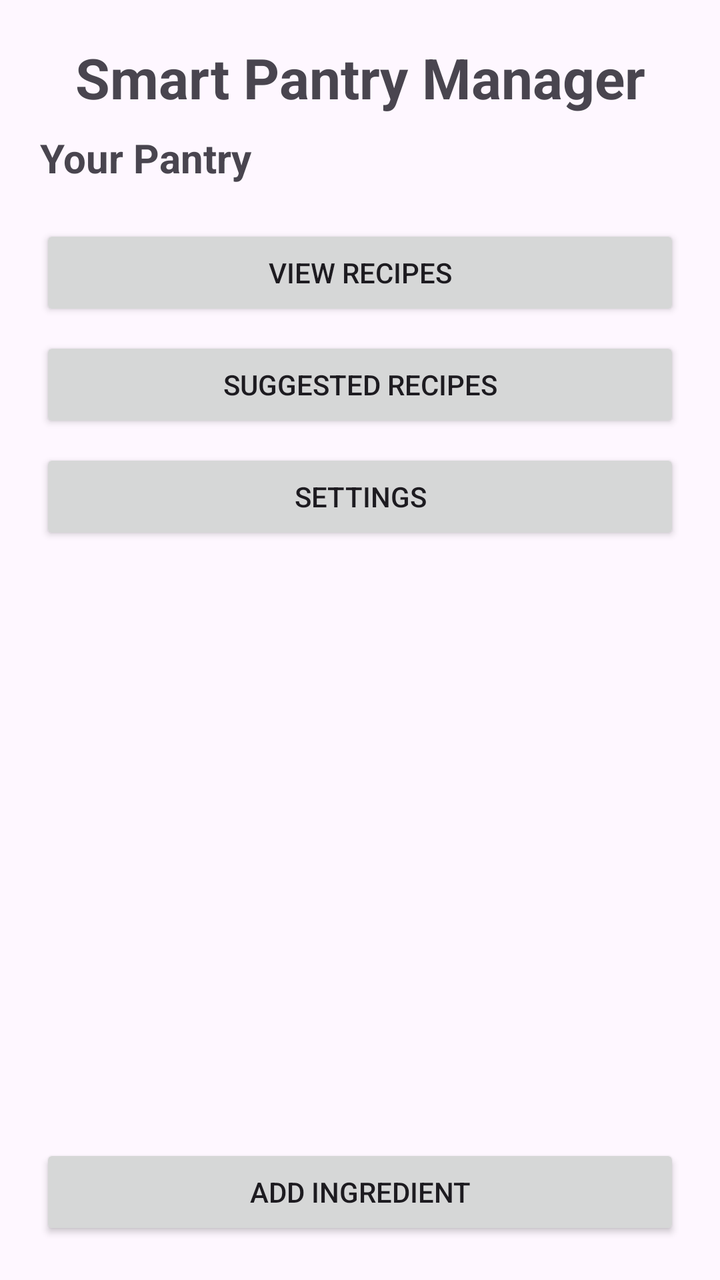
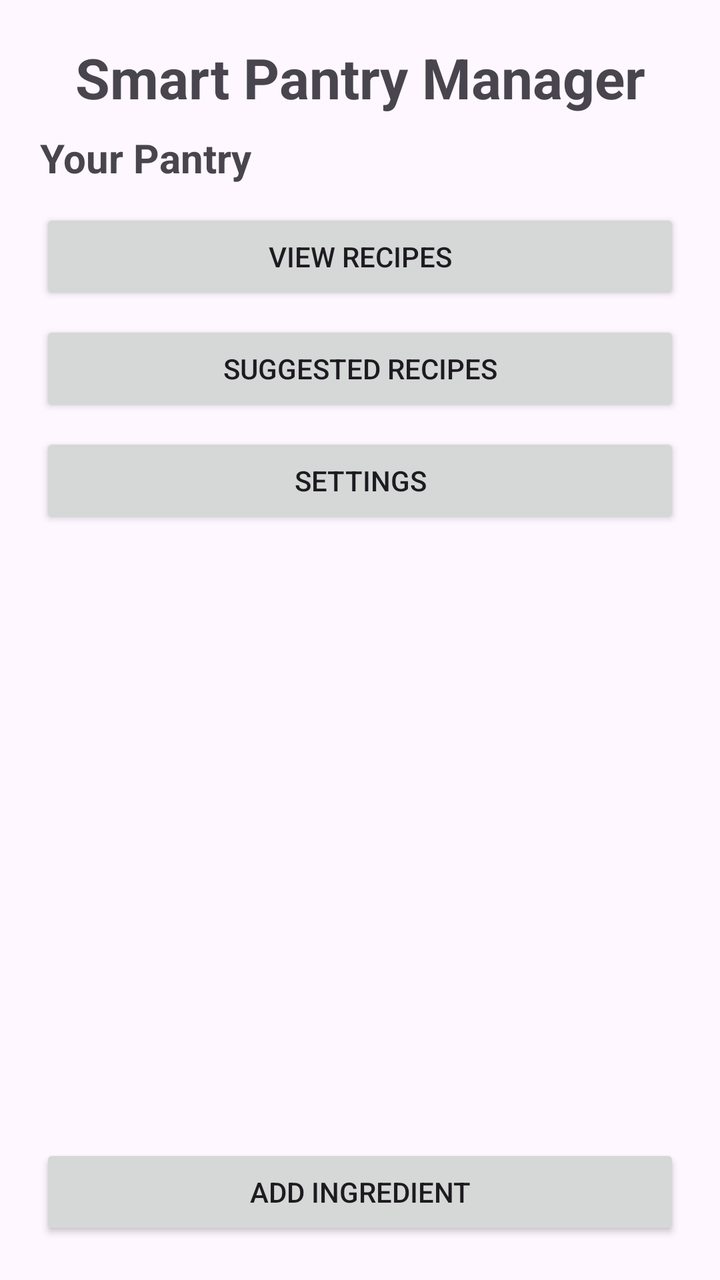

An Android layout rendered at two revisions. The XML below is the earlier revision; the diff shows what the commit changed to produce the second picture.
<!-- AndroidManifest.xml: application theme Theme.SmartPantryManager -->
<!-- res/layout/activity_main.xml -->
<?xml version="1.0" encoding="utf-8"?>
<LinearLayout xmlns:android="http://schemas.android.com/apk/res/android"
    xmlns:tools="http://schemas.android.com/tools"
    android:id="@+id/main"
    android:layout_width="match_parent"
    android:layout_height="match_parent"
    android:orientation="vertical"
    android:padding="20dp"
    tools:context=".MainActivity">

    <TextView
        android:layout_width="match_parent"
        android:layout_height="wrap_content"
        android:text="Smart Pantry Manager"
        android:textSize="28sp"
        android:textStyle="bold"
        android:gravity="center"
        android:layout_marginBottom="8dp" />

    <TextView
        android:layout_width="match_parent"
        android:layout_height="wrap_content"
        android:text="Your Pantry"
        android:textSize="20sp"
        android:textStyle="bold"
        android:layout_marginBottom="12dp" />
    <TextView
        android:id="@+id/emptyPantryTextView"
        android:layout_width="match_parent"
        android:layout_height="wrap_content"
        android:text="Your pantry is empty. Tap Add Ingredient to get started!"
        android:textSize="14sp"
        android:gravity="center"
        android:padding="12dp"
        android:visibility="gone" />
    <Button
        android:id="@+id/viewRecipesButton"
        android:layout_width="match_parent"
        android:layout_height="wrap_content"
        android:text="View Recipes"
        android:layout_marginTop="8dp" />
    <Button
        android:id="@+id/suggestedRecipesButton"
        android:layout_width="match_parent"
        android:layout_height="wrap_content"
        android:text="Suggested Recipes"
        android:layout_marginTop="8dp" />
    <Button
        android:id="@+id/settingsButton"
        android:layout_width="match_parent"
        android:layout_height="wrap_content"
        android:text="Settings"
        android:layout_marginTop="8dp" />

    <androidx.recyclerview.widget.RecyclerView
        android:id="@+id/pantryRecyclerView"
        android:layout_width="match_parent"
        android:layout_height="0dp"
        android:layout_weight="1"
        tools:listitem="@layout/item_pantry" />

    <Button
        android:id="@+id/addIngredientButton"
        android:layout_width="match_parent"
        android:layout_height="wrap_content"
        android:text="Add Ingredient"
        android:layout_marginTop="12dp" />

</LinearLayout>
<!-- res/layout/item_pantry.xml (included above) -->
<?xml version="1.0" encoding="utf-8"?>
<LinearLayout xmlns:android="http://schemas.android.com/apk/res/android"
    android:layout_width="match_parent"
    android:layout_height="wrap_content"
    android:orientation="vertical"
    android:padding="16dp">

    <TextView
        android:id="@+id/ingredientNameTextView"
        android:layout_width="match_parent"
        android:layout_height="wrap_content"
        android:text="Ingredient Name"
        android:textSize="18sp"
        android:textStyle="bold" />

    <TextView
        android:id="@+id/ingredientDetailsTextView"
        android:layout_width="match_parent"
        android:layout_height="wrap_content"
        android:text="Quantity: 0 | Unit: unit"
        android:textSize="15sp"
        android:layout_marginTop="4dp" />

    <TextView
        android:id="@+id/expiryDateTextView"
        android:layout_width="match_parent"
        android:layout_height="wrap_content"
        android:text="Expiry: Not specified"
        android:textSize="14sp"
        android:layout_marginTop="2dp" />

    <LinearLayout
        android:layout_width="match_parent"
        android:layout_height="wrap_content"
        android:orientation="horizontal"
        android:layout_marginTop="12dp">

        <Button
            android:id="@+id/editButton"
            android:layout_width="0dp"
            android:layout_height="wrap_content"
            android:layout_weight="1"
            android:text="Edit" />

        <Button
            android:id="@+id/deleteButton"
            android:layout_width="0dp"
            android:layout_height="wrap_content"
            android:layout_weight="1"
            android:text="Delete"
            android:layout_marginStart="8dp" />

    </LinearLayout>

</LinearLayout>
<!-- resources referenced by this layout -->
<resources>
  <style name="Theme.SmartPantryManager" parent="Base.Theme.SmartPantryManager" />
  <style name="Base.Theme.SmartPantryManager" parent="Theme.Material3.DayNight.NoActionBar">
          
          
      </style>
</resources>

<!-- the commit's change to res/layout/activity_main.xml (unified diff, before → after) -->
@@ -23,7 +23,19 @@
         android:text="Your Pantry"
         android:textSize="20sp"
         android:textStyle="bold"
-        android:layout_marginBottom="12dp" />
+        android:layout_marginBottom="4dp" />
+
+    <TextView
+        android:id="@+id/pantryCountTextView"
+        android:layout_width="match_parent"
+        android:layout_height="wrap_content"
+        android:text=""
+        android:textSize="14sp"
+        android:gravity="center"
+        android:padding="6dp"
+        android:visibility="gone"
+        android:layout_marginBottom="4dp" />
+
     <TextView
         android:id="@+id/emptyPantryTextView"
         android:layout_width="match_parent"
@@ -33,18 +45,21 @@
         android:gravity="center"
         android:padding="12dp"
         android:visibility="gone" />
+
     <Button
         android:id="@+id/viewRecipesButton"
         android:layout_width="match_parent"
         android:layout_height="wrap_content"
         android:text="View Recipes"
         android:layout_marginTop="8dp" />
+
     <Button
         android:id="@+id/suggestedRecipesButton"
         android:layout_width="match_parent"
         android:layout_height="wrap_content"
         android:text="Suggested Recipes"
         android:layout_marginTop="8dp" />
+
     <Button
         android:id="@+id/settingsButton"
         android:layout_width="match_parent"
